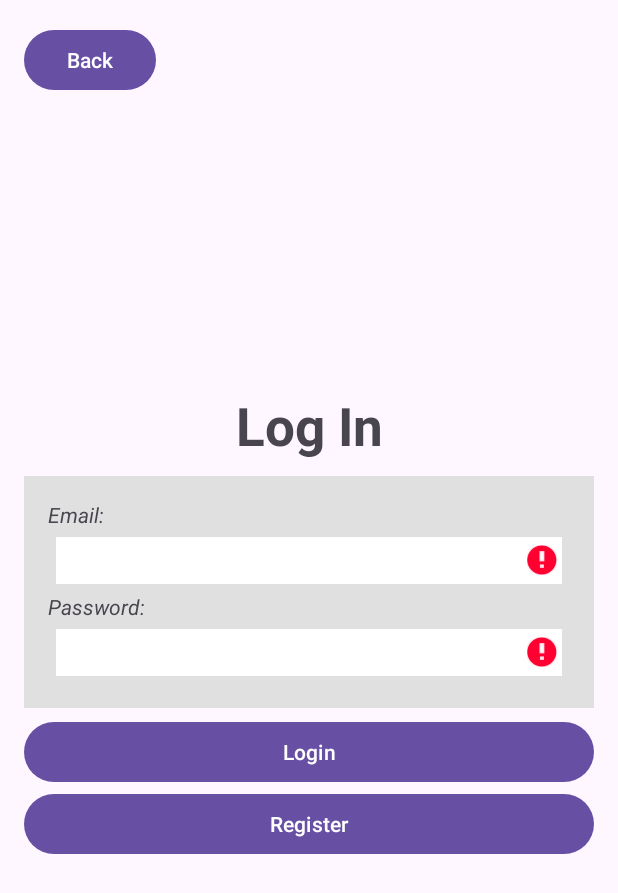
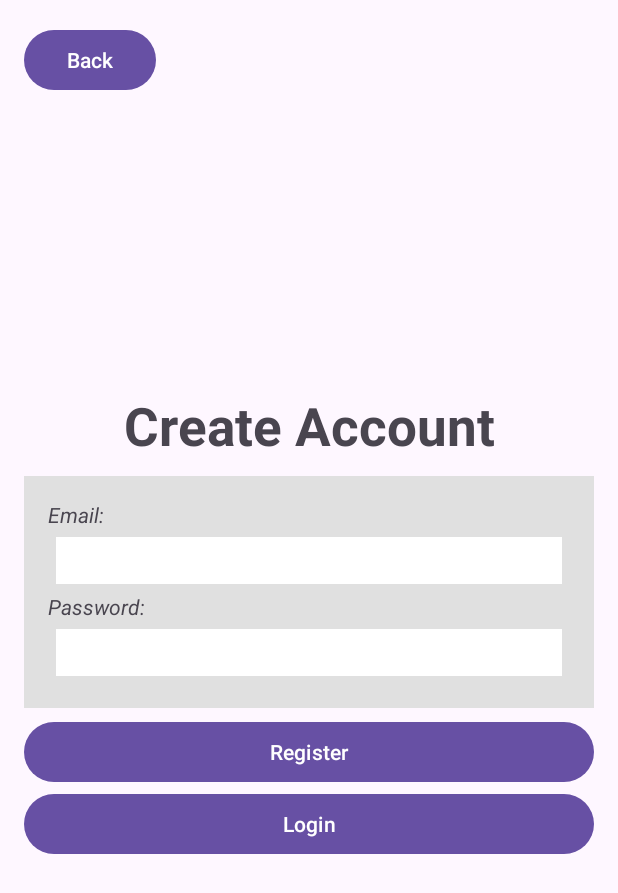
Before and after one commit to vyang2968/CS2340FAC_Team2, an Android app: the LoginScreen screen opened directly, with no data from a screen before it, after a tap on "Register", on a phone screen of 412 x 824 dp. Shown: the top 893 px of the screen. Run offline under Robolectric (Android 15) with nearby library versions, the light colour scheme and no system bars; our stand-ins replace Firebase (no records; nobody signed in at launch, a user with empty details on screens opened directly), data binding; 1 other tap on this screen came first.

Commit message:
register screen complete

```diff
--- a/Project/Sprint1-main/app/src/main/AndroidManifest.xml
+++ b/Project/Sprint1-main/app/src/main/AndroidManifest.xml
@@ -22,6 +22,8 @@
             </intent-filter>
         </activity>
         <activity android:name=".view.LoginScreen"></activity>
+        <activity android:name=".view.RegisterScreen"></activity>
+
     </application>
 
 </manifest>
--- a/Project/Sprint1-main/app/src/main/java/com/example/sprintproject/view/RegisterScreen.java
+++ b/Project/Sprint1-main/app/src/main/java/com/example/sprintproject/view/RegisterScreen.java
@@ -1,7 +1,126 @@
 package com.example.sprintproject.view;
 
+import android.os.Bundle;
+
+import androidx.activity.EdgeToEdge;
 import androidx.appcompat.app.AppCompatActivity;
 
+import com.example.sprintproject.R;
+import com.example.sprintproject.database.AuthService;
+import com.example.sprintproject.databinding.ActivityCreateAccountScreenBinding;
+
+import androidx.lifecycle.ViewModelProvider;
+
+import android.content.Intent;
+import android.util.Log;
+import android.util.Patterns;
+import android.view.View;
+import android.widget.EditText;
+import android.widget.Button;
+import android.widget.TextView;
+
+
+import com.example.sprintproject.BR;
+import com.example.sprintproject.viewmodel.LoginRegisterViewModel;
+
+
 public class RegisterScreen extends AppCompatActivity {
+    private static final String TAG = "RegisterActivity";
 
+    EditText emailInput;
+    EditText passwordInput;
+
+    Button backButton;
+    Button registerButton;
+    Button loginButton;
+
+    TextView loginErrorText;
+
+    @Override
+    protected void onCreate(Bundle savedInstanceState) {
+        super.onCreate(savedInstanceState);
+        setContentView(R.layout.activity_create_account_screen);
+        EdgeToEdge.enable(this);
+
+        // TODO: remove in production
+        AuthService.getInstance().logOutUser();
+
+        ActivityCreateAccountScreenBinding binding = ActivityCreateAccountScreenBinding.inflate(getLayoutInflater());
+        setContentView(binding.getRoot());
+
+        emailInput = findViewById(R.id.email_textbox);
+        passwordInput = findViewById(R.id.password_textbox);
+
+        backButton = findViewById(R.id.back_button);
+        loginButton = findViewById(R.id.login_button);
+        registerButton = findViewById(R.id.register_button);
+
+        loginErrorText = findViewById(R.id.error_text);
+
+        LoginRegisterViewModel loginRegisterViewModel = new ViewModelProvider(this).get(LoginRegisterViewModel.class);
+        binding.setVariable(BR.loginViewModel, loginRegisterViewModel);
+        binding.setLifecycleOwner(this);
+
+        backButton.setOnClickListener(view -> {
+            Intent intent = new Intent(RegisterScreen.this, WelcomeScreen.class);
+            startActivity(intent);
+        });
+
+        loginButton.setOnClickListener(view -> {
+            Intent intent = new Intent(RegisterScreen.this, LoginScreen.class);
+            startActivity(intent);
+        });
+
+        registerButton.setOnClickListener(view -> {
+            Log.i(TAG, "loginButton:clicked");
+            String email = emailInput.getText().toString().trim();
+            String password = passwordInput.getText().toString();
+
+            if (email.isEmpty()) {
+                Log.d(TAG, "email:empty");
+                emailInput.setError("Field cannot be empty");
+            } else if (!Patterns.EMAIL_ADDRESS.matcher(email).matches()) {
+                Log.d(TAG, "email:invalid");
+                emailInput.setError("Field needs to be a valid email");
+            } else {
+                Log.i(TAG, "email:valid");
+                emailInput.setError(null);
+            }
+
+            if (password.isEmpty()) {
+                Log.d(TAG, "password:empty");
+                passwordInput.setError("Field cannot be empty");
+            } else {
+                Log.i(TAG, "password:valid");
+                passwordInput.setError(null);
+            }
+
+            loginRegisterViewModel.setEmailValid(emailInput.getError() == null);
+            loginRegisterViewModel.setPasswordValid(passwordInput.getError() == null);
+
+            if (!AuthService.getInstance().isUserLoggedIn()) {
+                if (loginRegisterViewModel.canBeSubmitted()) {
+                    loginErrorText.setVisibility(View.GONE);
+
+                    if (!loginRegisterViewModel.login(email, password, this)) {
+                        loginRegisterViewModel.create(email, password, this);
+                    } else {
+                        Log.i(TAG, "User already signed up");
+                    }
+
+                } else {
+                    loginRegisterViewModel.setErrorMsg("Please fix fields before submitting");
+                    loginErrorText.setVisibility(View.VISIBLE);
+                }
+            }
+
+            if (AuthService.getInstance().isUserLoggedIn()) {
+                Log.i(TAG, "create:successful");
+                loginErrorText.setVisibility(View.GONE);
+                // TODO: replace Home.class with actual home page
+//                Intent intent = new Intent(RegisterScreen.this, Home.class);
+//                startActivity(intent);
+            }
+        });
+    }
 }
--- a/Project/Sprint1-main/app/src/main/java/com/example/sprintproject/viewmodel/LoginRegisterViewModel.java
+++ b/Project/Sprint1-main/app/src/main/java/com/example/sprintproject/viewmodel/LoginRegisterViewModel.java
@@ -9,23 +9,27 @@ import androidx.lifecycle.ViewModel;
 
 import com.example.sprintproject.database.AuthService;
 
-public class LoginViewModel extends ViewModel {
+public class LoginRegisterViewModel extends ViewModel {
     private static final String TAG = "LoginViewModel";
     private MutableLiveData<String> errorMsg;
     private boolean emailValid;
     private boolean passwordValid;
+    private AuthService authService;
 
-    public LoginViewModel() {
+    public LoginRegisterViewModel() {
         this.errorMsg = new MutableLiveData<>();
         this.errorMsg.setValue("");
         this.emailValid = false;
         this.passwordValid = false;
+        this.authService = AuthService.getInstance();
     }
 
     public boolean login(String email, String password, Activity activity) {
-        AuthService authService = AuthService.getInstance();
+        return authService.logInUser(email, password, activity);
+    }
 
-        return authService.logInUser(email, password, activity);
+    public boolean create(String email, String password, Activity activity) {
+        return authService.createUser(email, password, activity);
     }
 
     public void setEmailValid(boolean emailValid) {
--- a/Project/Sprint1-main/app/src/main/res/layout/activity_create_account_screen.xml
+++ b/Project/Sprint1-main/app/src/main/res/layout/activity_create_account_screen.xml
@@ -1,5 +1,13 @@
 <?xml version="1.0" encoding="utf-8"?>
-<RelativeLayout xmlns:android="http://schemas.android.com/apk/res/android"
+<layout xmlns:android="http://schemas.android.com/apk/res/android">
+
+    <data>
+        <variable
+            name="loginViewModel"
+            type="com.example.sprintproject.viewmodel.LoginRegisterViewModel"/>
+    </data>
+
+    <RelativeLayout
         android:layout_width="match_parent"
         android:layout_height="match_parent"
         android:padding="16dp">
@@ -34,13 +42,13 @@
                 <TextView
                     android:layout_width="wrap_content"
                     android:layout_height="wrap_content"
-                android:text="Username:"
+                    android:text="Email:"
                     android:textStyle="italic"/>
                 <EditText
-                android:id="@+id/username_textbox"
+                    android:id="@+id/email_textbox"
                     android:layout_width="match_parent"
                     android:layout_height="wrap_content"
-                android:inputType="text"
+                    android:inputType="textEmailAddress"
                     android:layout_margin="5dp"
                     android:padding="3dp"
                     android:background="#FFFFFF"/>
@@ -57,6 +65,16 @@
                     android:layout_margin="5dp"
                     android:padding="3dp"
                     android:background="#FFFFFF"/>
+                <TextView
+                    android:id="@+id/error_text"
+                    android:layout_width="match_parent"
+                    android:layout_height="wrap_content"
+                    android:text="@{loginViewModel.errorMsg}"
+                    android:textAlignment="center"
+                    android:textSize="10dp"
+                    android:layout_marginTop="10dp"
+                    android:visibility="gone"
+                    android:textColor="#FF0000" />
             </LinearLayout>
             <Button
                 android:id="@+id/register_button"
@@ -73,3 +91,4 @@
 
         </LinearLayout>
     </RelativeLayout>
+</layout>
--- a/Project/Sprint1-main/app/src/main/res/layout/activity_login_screen.xml
+++ b/Project/Sprint1-main/app/src/main/res/layout/activity_login_screen.xml
@@ -4,7 +4,7 @@
     <data>
         <variable
             name="loginViewModel"
-            type="com.example.sprintproject.viewmodel.LoginViewModel"/>
+            type="com.example.sprintproject.viewmodel.LoginRegisterViewModel"/>
     </data>
 
     <RelativeLayout
```
Also changed, not shown: Project/Sprint1-main/app/src/main/java/com/example/sprintproject/view/LoginScreen.java (+11 -11 lines), 8 other files. Lines whose indentation alone changed are shown as unchanged.
